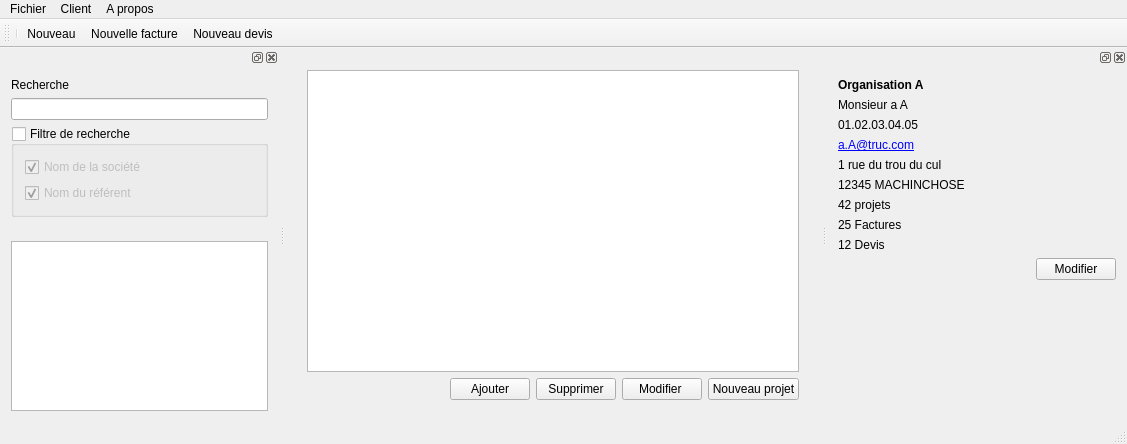
Qt form src/mainwindow.ui (FACT-Team/FactDev) before a commit.
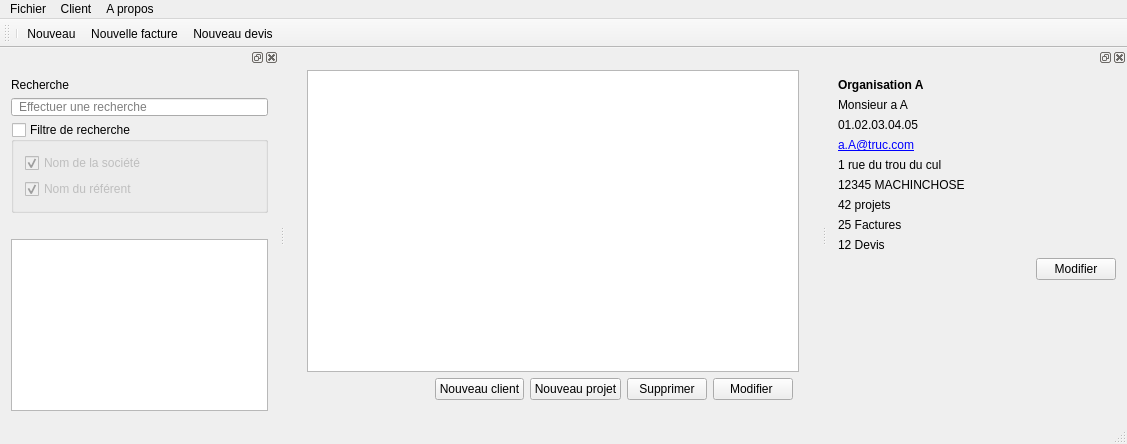
The same form after that commit. Icons and pictures are not drawn.

Commit message: Layout for Search field

What changed in the file:
```diff
--- a/src/mainwindow.ui
+++ b/src/mainwindow.ui
@@ -27,7 +27,7 @@
           <property name="bottomMargin">
            <number>0</number>
           </property>
-          <item row="1" column="2">
+          <item row="1" column="3">
            <widget class="QPushButton" name="btnDelCustomer">
             <property name="text">
              <string>Supprimer</string>
@@ -50,7 +50,7 @@
           <item row="1" column="1">
            <widget class="QPushButton" name="btnAddCustomer">
             <property name="text">
-             <string>Ajouter</string>
+             <string>Nouveau client</string>
             </property>
             <property name="icon">
              <iconset resource="icons.qrc">
@@ -58,7 +58,7 @@
             </property>
            </widget>
           </item>
-          <item row="1" column="3">
+          <item row="1" column="4">
            <widget class="QPushButton" name="btnEdit">
             <property name="text">
              <string>Modifier </string>
@@ -69,14 +69,7 @@
             </property>
            </widget>
           </item>
-          <item row="1" column="4">
-           <widget class="QPushButton" name="pushButton">
-            <property name="text">
-             <string>Nouveau projet</string>
-            </property>
-           </widget>
-          </item>
-          <item row="0" column="0" colspan="5">
+          <item row="0" column="0" colspan="6">
            <widget class="QTableView" name="tblCustomers">
             <property name="editTriggers">
              <set>QAbstractItemView::NoEditTriggers</set>
@@ -89,6 +82,17 @@
             </property>
            </widget>
           </item>
+          <item row="1" column="2">
+           <widget class="QPushButton" name="btnNewProject">
+            <property name="text">
+             <string>Nouveau projet</string>
+            </property>
+            <property name="icon">
+             <iconset resource="icons.qrc">
+              <normaloff>:/icons/img/add_project.png</normaloff>:/icons/img/add_project.png</iconset>
+            </property>
+           </widget>
+          </item>
          </layout>
         </item>
        </layout>
@@ -158,7 +162,7 @@
    <property name="minimumSize">
     <size>
      <width>279</width>
-     <height>290</height>
+     <height>309</height>
     </size>
    </property>
    <attribute name="dockWidgetArea">
@@ -167,7 +171,28 @@
    <widget class="QWidget" name="dockWidgetContents">
     <layout class="QGridLayout" name="gridLayout">
      <item row="1" column="0">
-      <widget class="QLineEdit" name="leSearch"/>
+      <widget class="QLineEdit" name="leSearch">
+       <property name="styleSheet">
+        <string notr="true">    padding-right: 20px;
+    padding-left: 5px;
+    background: url(:/icons/searchMini);
+    background-repeat: no-repeat;
+background-position: right;
+</string>
+       </property>
+       <property name="inputMask">
+        <string/>
+       </property>
+       <property name="text">
+        <string/>
+       </property>
+       <property name="placeholderText">
+        <string>Effectuer une recherche</string>
+       </property>
+       <property name="clearButtonEnabled">
+        <bool>true</bool>
+       </property>
+      </widget>
      </item>
      <item row="3" column="0">
       <spacer name="verticalSpacer">
```
Left out of the diff: 10 changed lines with no effect on the pictures. The commit also changes 3 other files.
